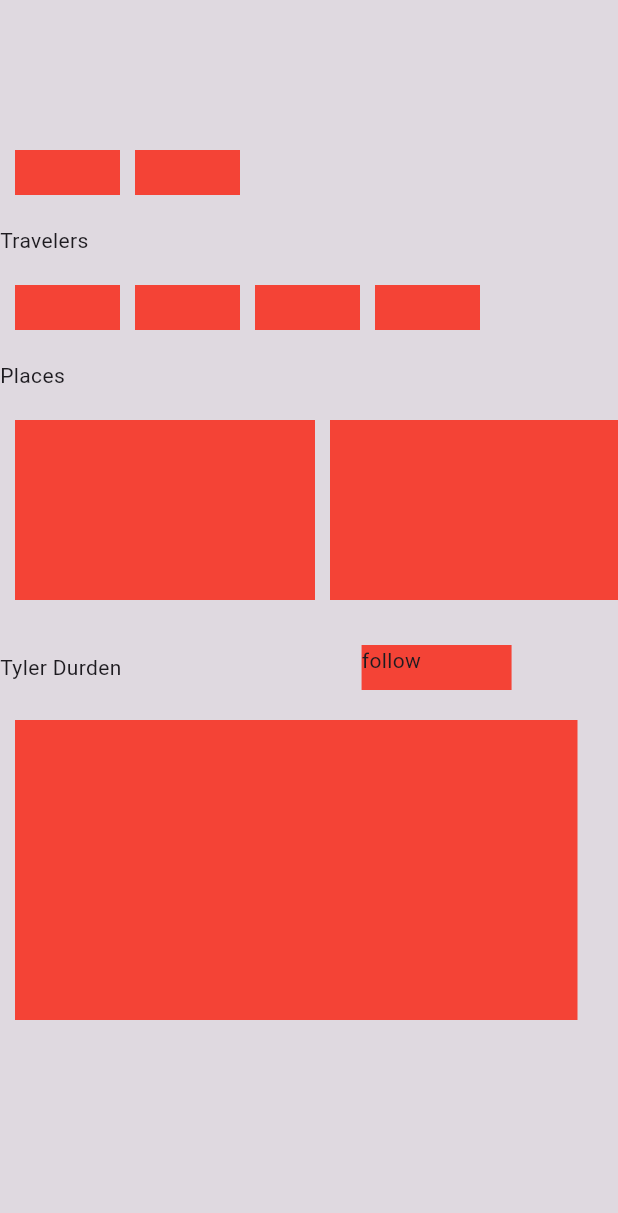
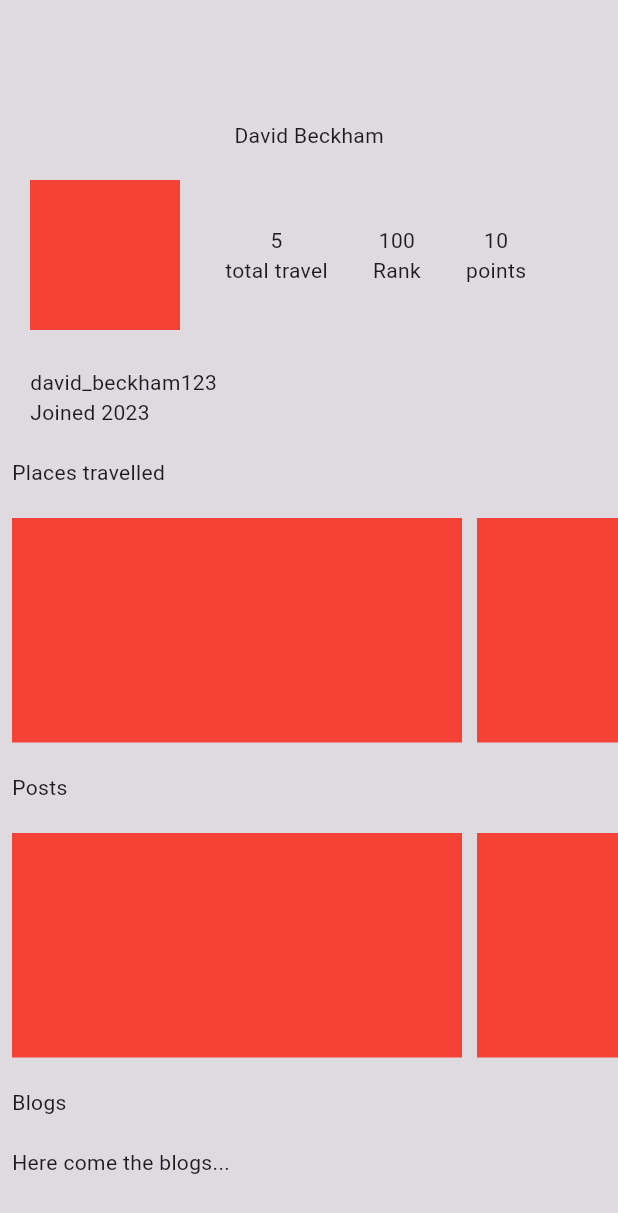
Before and after one commit to mishal4583/wander-in-flutter, a Flutter app: the screen it shows after launch, on a phone screen of 412 x 824 dp. Shown: the top 1213 px of the screen. Run offline on Flutter 3.47's test engine with Material 3 defaults, Android fonts, the phone set to English and light mode, and no system bars.

Commit message:
home plan map account

```diff
--- /dev/null
+++ b/lib/account.dart
@@ -0,0 +1,181 @@
+import 'package:flutter/material.dart';
+
+class AccountPage extends StatefulWidget {
+  const AccountPage({Key? key}) : super(key: key);
+
+  @override
+  State<AccountPage> createState() => _AccountPageState();
+}
+
+class _AccountPageState extends State<AccountPage> {
+  @override
+  Widget build(BuildContext context) {
+    return Scaffold(
+      body: Container(
+        color: Colors.black12,
+        height: MediaQuery.of(context).size.height,
+        width: MediaQuery.of(context).size.width,
+        child: Column(
+          mainAxisAlignment: MainAxisAlignment.start,
+          crossAxisAlignment: CrossAxisAlignment.start,
+          children: [
+            SizedBox(
+              height: 80,
+            ),
+            Align(
+              alignment: Alignment.center,
+              child: const Text('David Beckham'),
+            ),
+            Padding(
+              padding: const EdgeInsets.all(20.0),
+              child: Row(
+                children: [
+                  Container(
+                    // Corrected the typo and added a comma here
+                    height: 100,
+                    width: 100,
+                    color: Colors.red, // Corrected the typo here as well
+                  ),
+                  SizedBox(
+                    width: 30,
+                  ),
+                  Column(
+                    children: [
+                      const Text('5'),
+                      const Text('total travel'),
+                    ],
+                  ),
+                  SizedBox(
+                    width: 30,
+                  ),
+                  Column(
+                    children: [
+                      const Text('100'),
+                      const Text('Rank'),
+                    ],
+                  ),
+                  SizedBox(
+                    width: 30,
+                  ),
+                  Column(
+                    children: [
+                      const Text('10'),
+                      const Text('points'),
+                    ],
+                  ),
+                ],
+              ),
+            ),
+            SizedBox(
+              height: 5,
+            ),
+            Padding(
+              padding: const EdgeInsets.only(left: 20.0),
+              child: const Text('david_beckham123'),
+            ),
+            Padding(
+              padding: const EdgeInsets.only(left: 20.0),
+              child: const Text('Joined 2023'),
+            ),
+            SizedBox(
+              height: 20,
+            ),
+            Padding(
+              padding: const EdgeInsets.only(left: 8.0),
+              child: const Text('Places travelled'),
+            ),
+            SizedBox(
+              height: 20,
+            ),
+            SingleChildScrollView(
+              scrollDirection: Axis.horizontal,
+              child: Row(
+                children: [
+                  Padding(
+                    padding: const EdgeInsets.only(left: 8.0),
+                    child: Container(
+                      width: 300,
+                      height: 150,
+                      color: Colors.red,
+                    ),
+                  ),
+                  SizedBox(
+                    width: 10,
+                  ),
+                  Container(
+                    width: 300,
+                    height: 150,
+                    color: Colors.red,
+                  ),
+                  SizedBox(
+                    width: 10,
+                  ),
+                  Container(
+                    width: 300,
+                    height: 150,
+                    color: Colors.red,
+                  ),
+                ],
+              ),
+            ),
+            SizedBox(
+              height: 20,
+            ),
+            Padding(
+              padding: const EdgeInsets.only(left: 8.0),
+              child: const Text('Posts'),
+            ),
+            SizedBox(
+              height: 20,
+            ),
+            SingleChildScrollView(
+              scrollDirection: Axis.horizontal,
+              child: Row(
+                children: [
+                  Padding(
+                    padding: const EdgeInsets.only(left: 8.0),
+                    child: Container(
+                      width: 300,
+                      height: 150,
+                      color: Colors.red,
+                    ),
+                  ),
+                  SizedBox(
+                    width: 10,
+                  ),
+                  Container(
+                    width: 300,
+                    height: 150,
+                    color: Colors.red,
+                  ),
+                  SizedBox(
+                    width: 10,
+                  ),
+                  Container(
+                    width: 300,
+                    height: 150,
+                    color: Colors.red,
+                  ),
+                ],
+              ),
+            ),
+            SizedBox(
+              height: 20,
+            ),
+            Padding(
+              padding: const EdgeInsets.only(left: 8.0),
+              child: const Text('Blogs'),
+            ),
+            SizedBox(
+              height: 20,
+            ),
+            Padding(
+              padding: const EdgeInsets.only(left: 8.0),
+              child: const Text('Here come the blogs...'),
+            )
+          ],
+        ),
+      ),
+    );
+  }
+}
--- a/lib/main.dart
+++ b/lib/main.dart
@@ -1,5 +1,8 @@
 import 'package:flutter/material.dart';
+import 'package:wander_in/account.dart';
 import 'package:wander_in/home.dart';
+import 'package:wander_in/map.dart';
+import 'package:wander_in/plan.dart';
 
 void main() {
   runApp(const MyApp());
@@ -18,7 +21,6 @@ class MyApp extends StatelessWidget {
           colorScheme: ColorScheme.fromSeed(seedColor: Colors.deepPurple),
           useMaterial3: true,
         ),
-      home: HomePage(),
-    );
+        home: AccountPage());
   }
 }
```
Also changed, not shown: lib/map.dart (added, +82 -0 lines), lib/plan.dart (added, +58 -0 lines). Lines whose indentation alone changed are shown as unchanged.
